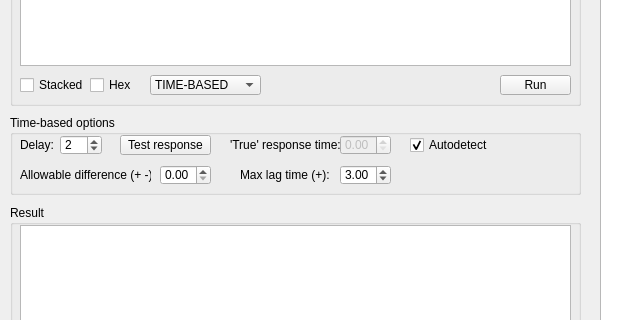
The window that gui/main/main.ui (kaeso/enema) describes before a commit, drawn with Qt 5; both pictures show x 0 to 631 and y 150 to 470 of the 1121 by 624 pixel window.
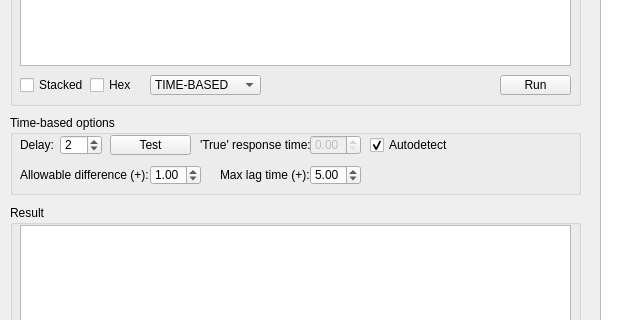
The same window after the commit. The open tabs and pages were chosen to show the change.

Commit message: Fixed bugs (allowable difference)

```diff
--- a/gui/main/main.ui
+++ b/gui/main/main.ui
@@ -721,7 +721,7 @@
        </property>
        <property name="geometry">
         <rect>
-         <x>330</x>
+         <x>300</x>
          <y>20</y>
          <width>51</width>
          <height>20</height>
@@ -743,7 +743,7 @@
       <widget class="QLabel" name="trueTimeLabel">
        <property name="geometry">
         <rect>
-         <x>220</x>
+         <x>190</x>
          <y>20</y>
          <width>111</width>
          <height>20</height>
@@ -756,7 +756,7 @@
       <widget class="QCheckBox" name="isAuto">
        <property name="geometry">
         <rect>
-         <x>400</x>
+         <x>360</x>
          <y>20</y>
          <width>81</width>
          <height>20</height>
@@ -772,7 +772,7 @@
       <widget class="QDoubleSpinBox" name="differenceBox">
        <property name="geometry">
         <rect>
-         <x>150</x>
+         <x>140</x>
          <y>50</y>
          <width>51</width>
          <height>20</height>
@@ -782,13 +782,13 @@
         <number>2</number>
        </property>
        <property name="maximum">
-        <double>9.000000000000000</double>
+        <double>30.000000000000000</double>
        </property>
        <property name="singleStep">
         <double>0.100000000000000</double>
        </property>
        <property name="value">
-        <double>0.000000000000000</double>
+        <double>1.000000000000000</double>
        </property>
       </widget>
       <widget class="QLabel" name="differenceLabel">
@@ -801,13 +801,13 @@
         </rect>
        </property>
        <property name="text">
-        <string>Allowable difference (+ -):</string>
+        <string>Allowable difference (+):</string>
        </property>
       </widget>
       <widget class="QLabel" name="lagLabel">
        <property name="geometry">
         <rect>
-         <x>230</x>
+         <x>210</x>
          <y>50</y>
          <width>91</width>
          <height>20</height>
@@ -820,20 +820,20 @@
       <widget class="QPushButton" name="testButton">
        <property name="geometry">
         <rect>
-         <x>110</x>
+         <x>100</x>
          <y>20</y>
-         <width>91</width>
+         <width>81</width>
          <height>20</height>
         </rect>
        </property>
        <property name="text">
-        <string>Test response</string>
+        <string>Test</string>
        </property>
       </widget>
       <widget class="QDoubleSpinBox" name="lagBox">
        <property name="geometry">
         <rect>
-         <x>330</x>
+         <x>300</x>
          <y>50</y>
          <width>51</width>
          <height>20</height>
@@ -849,7 +849,7 @@
         <double>0.100000000000000</double>
        </property>
        <property name="value">
-        <double>3.000000000000000</double>
+        <double>5.000000000000000</double>
        </property>
       </widget>
      </widget>
```
The commit also changes 2 other files.
